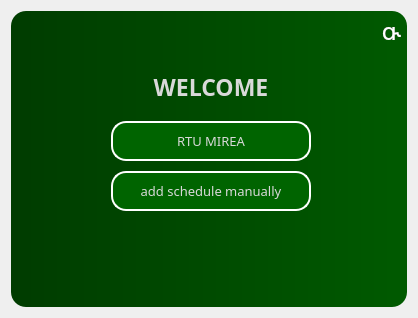
First picture: the form in forms/Form1.ui, repository KuzMG/Notes-for-students, before the edit.
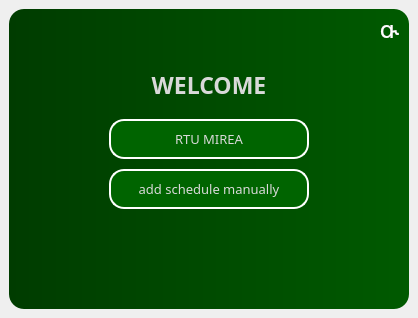
Second picture: the form after the edit.

Commit message: finally two widgets in one window. YEs yes yesyesyesyesyeysyeys. kill me please

The edit to the form file:
```diff
--- a/forms/Form1.ui
+++ b/forms/Form1.ui
@@ -34,9 +34,18 @@
   <property name="styleSheet">
    <string notr="true"/>
   </property>
-  <layout class="QHBoxLayout" name="horizontalLayout">
-   <item>
     <widget class="QWidget" name="widget" native="true">
+   <property name="enabled">
+    <bool>true</bool>
+   </property>
+   <property name="geometry">
+    <rect>
+     <x>9</x>
+     <y>9</y>
+     <width>400</width>
+     <height>300</height>
+    </rect>
+   </property>
      <property name="sizePolicy">
       <sizepolicy hsizetype="Expanding" vsizetype="Expanding">
        <horstretch>0</horstretch>
@@ -262,8 +271,6 @@
       </property>
      </widget>
     </widget>
-   </item>
-  </layout>
  </widget>
  <resources/>
  <connections/>
```
Lines whose indentation alone changed are shown as unchanged. The commit also changes 3 other files.
